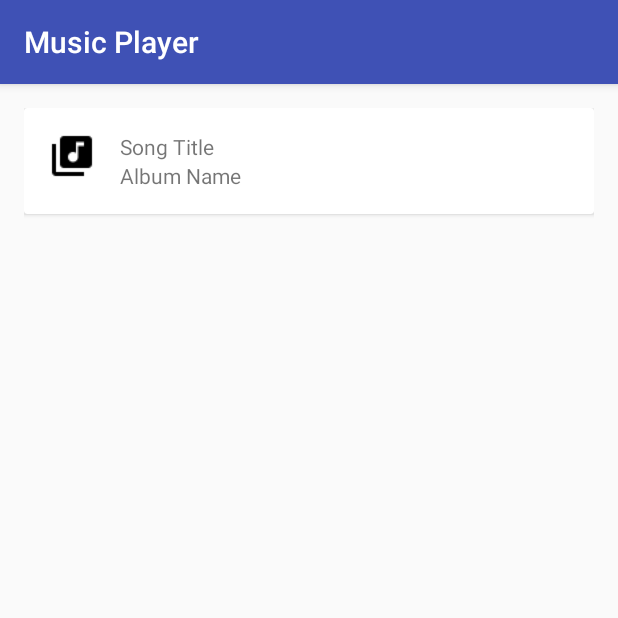
After one commit to czettnersandor/android-MusicPlayer, an Android app: the QueueActivity screen opened directly, with no data from a screen before it, on a phone screen of 412 x 824 dp, the top half of it. The commit adds this screen. Run offline under Robolectric (Android 15) with nearby library versions, the phone set to English and light mode, and no system bars.

Commit message:
Adding queue activity

```diff
--- a/app/build.gradle
+++ b/app/build.gradle
@@ -29,4 +29,6 @@ dependencies {
     compile 'com.android.support:appcompat-v7:23.4.0'
     compile 'com.gu:option:1.3'
     compile 'net.rdrei.android.dirchooser:library:3.2@aar'
+    compile 'com.android.support:cardview-v7:23.4.0'
+    compile 'com.android.support:recyclerview-v7:23.4.0'
 }
--- a/app/src/main/java/com/czettner/musicplayer/NowplayingActivity.java
+++ b/app/src/main/java/com/czettner/musicplayer/NowplayingActivity.java
@@ -102,6 +102,10 @@ public class NowplayingActivity extends AppCompatActivity {
         startActivityForResult(chooserIntent, REQUEST_DIRECTORY);
     }
 
+    public void showQueueClick(View view) {
+
+    }
+
     @Override
     protected void onActivityResult(int requestCode, int resultCode, Intent data) {
         super.onActivityResult(requestCode, resultCode, data);
--- /dev/null
+++ b/app/src/main/java/com/czettner/musicplayer/QueueActivity.java
@@ -0,0 +1,13 @@
+package com.czettner.musicplayer;
+
+import android.support.v7.app.AppCompatActivity;
+import android.os.Bundle;
+
+public class QueueActivity extends AppCompatActivity {
+
+    @Override
+    protected void onCreate(Bundle savedInstanceState) {
+        super.onCreate(savedInstanceState);
+        setContentView(R.layout.activity_queue);
+    }
+}
--- a/app/src/main/res/layout/activity_nowplaying.xml
+++ b/app/src/main/res/layout/activity_nowplaying.xml
@@ -53,4 +53,10 @@
         android:layout_height="wrap_content"
         android:text="@string/choose_folder"
         android:onClick="chooseFolderClick"/>
+    <Button
+        android:id="@+id/show_queue"
+        android:layout_width="match_parent"
+        android:layout_height="wrap_content"
+        android:text="@string/queue"
+        android:onClick="showQueueClick"/>
 </LinearLayout>
--- /dev/null
+++ b/app/src/main/res/layout/activity_queue.xml
@@ -0,0 +1,42 @@
+<?xml version="1.0" encoding="utf-8"?>
+<LinearLayout xmlns:android="http://schemas.android.com/apk/res/android"
+    xmlns:tools="http://schemas.android.com/tools"
+    android:layout_width="match_parent"
+    android:layout_height="match_parent"
+    android:paddingBottom="@dimen/activity_vertical_margin"
+    android:paddingLeft="@dimen/activity_horizontal_margin"
+    android:paddingRight="@dimen/activity_horizontal_margin"
+    android:paddingTop="@dimen/activity_vertical_margin"
+    android:orientation="vertical"
+    tools:context="com.czettner.musicplayer.QueueActivity">
+
+    <android.support.v7.widget.CardView xmlns:card_view="http://schemas.android.com/apk/res-auto"
+        android:id="@+id/card_view"
+        android:layout_width="match_parent"
+        android:layout_height="wrap_content"
+        card_view:contentPadding="16dp">
+        <RelativeLayout
+            android:layout_width="match_parent"
+            android:layout_height="wrap_content">
+            <ImageView
+                android:id="@+id/song_image"
+                android:layout_width="32dp"
+                android:layout_height="32dp"
+                android:layout_marginEnd="16dp"
+                android:src="@drawable/ic_library_music_black_24dp"/>
+            <TextView
+                android:id="@+id/song_title"
+                android:layout_width="wrap_content"
+                android:layout_height="wrap_content"
+                android:layout_toEndOf="@id/song_image"
+                android:text="Song Title"/>
+            <TextView
+                android:id="@+id/song_album"
+                android:layout_width="wrap_content"
+                android:layout_height="wrap_content"
+                android:layout_below="@id/song_title"
+                android:layout_toEndOf="@id/song_image"
+                android:text="Album Name"/>
+        </RelativeLayout>
+    </android.support.v7.widget.CardView>
+</LinearLayout>
--- a/app/src/main/res/values/strings.xml
+++ b/app/src/main/res/values/strings.xml
@@ -6,4 +6,5 @@
     <string name="previous">Previous</string>
     <string name="current_folder">Current folder:</string>
     <string name="choose_folder">Choose Folder</string>
+    <string name="queue">Queue</string>
 </resources>
```
Also changed, not shown: app/src/main/AndroidManifest.xml (+5 -3 lines), app/src/main/java/com/czettner/musicplayer/PlayerService.java (+38 -6 lines), app/src/main/res/drawable-hdpi/ic_library_music_black_24dp.png (added), app/src/main/res/drawable-mdpi/ic_library_music_black_24dp.png (added), app/src/main/res/drawable-xhdpi/ic_library_music_black_24dp.png (added), app/src/main/res/drawable-xxhdpi/ic_library_music_black_24dp.png (added), app/src/main/res/drawable-xxxhdpi/ic_library_music_black_24dp.png (added).
